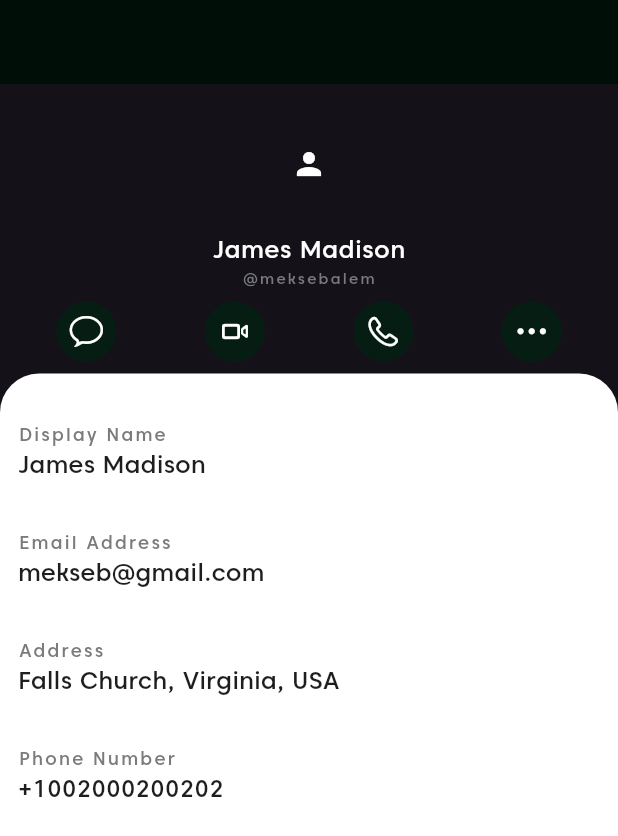
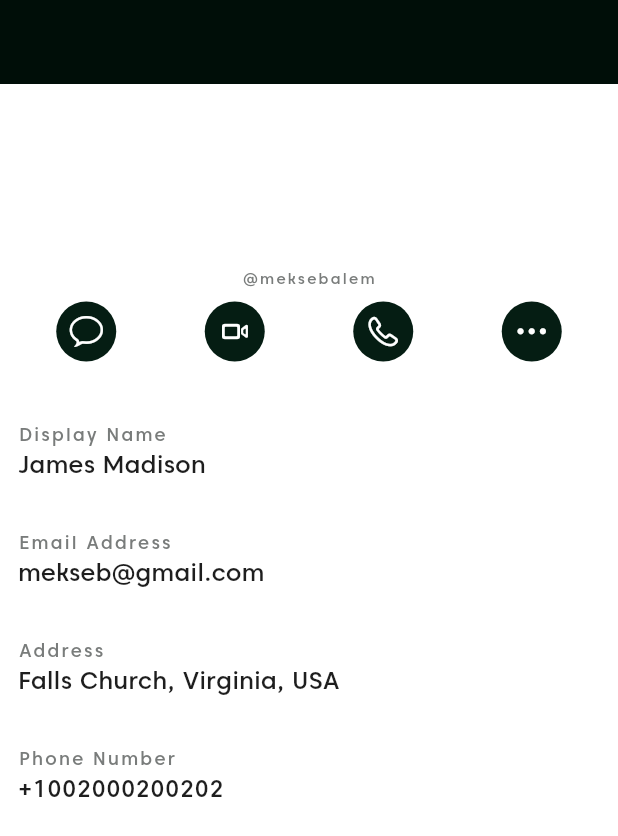
Before and after one commit to ale-russ/habesha_dating, a Flutter app: the AccountPage screen opened by its route, on a phone screen of 412 x 824 dp. Shown: the top 836 px of the screen. Run offline on Flutter 3.47's test engine with Material 3 defaults, Android fonts, the phone set to English and light mode, and no system bars; drawn by our look-alikes of cached_network_image; our stand-ins replace file_picker, flutter_riverpod, flutter_svg, get, go_router, hive_flutter and 7 more; accounts and stored records are empty; network calls fail.

Commit message:
saving changes

```diff
--- a/habesha_dating/lib/themes/app_theme.dart
+++ b/habesha_dating/lib/themes/app_theme.dart
@@ -3,7 +3,8 @@ import 'package:flutter/material.dart';
 import 'app_colors.dart';
 
 class AppThemes {
-  static ThemeData get light => ThemeData.dark().copyWith(
+  static final light = ThemeData(
+    useMaterial3: true,
     primaryColor: AppColors.primaryLightColor,
     colorScheme: const ColorScheme.light(
       brightness: Brightness.light,
@@ -133,11 +134,11 @@ class AppThemes {
     ),
     splashColor: Colors.transparent,
     highlightColor: Colors.transparent,
-        // fontFamily: 'Caros',
+    fontFamily: 'Caros',
   );
 
   // static final darkTheme = ThemeData(
-  static ThemeData get dark => ThemeData.dark().copyWith(
+  static final dark = ThemeData(
     primaryColor: AppColors.primaryDarkColor,
     colorScheme: const ColorScheme.dark(
       brightness: Brightness.dark,
@@ -245,20 +246,20 @@ class AppThemes {
       errorBorder: UnderlineInputBorder(
           borderSide: BorderSide(color: AppColors.lightErrorColor)),
       border: UnderlineInputBorder(
-            borderSide: BorderSide(
-                color: AppColors.passwordBorderDarkColor, width: 0.5),
+        borderSide:
+            BorderSide(color: AppColors.passwordBorderDarkColor, width: 0.5),
       ),
       focusedBorder: UnderlineInputBorder(
-            borderSide: BorderSide(
-                color: AppColors.passwordBorderDarkColor, width: 0.5),
+        borderSide:
+            BorderSide(color: AppColors.passwordBorderDarkColor, width: 0.5),
       ),
       enabledBorder: UnderlineInputBorder(
-            borderSide: BorderSide(
-                color: AppColors.passwordBorderDarkColor, width: 0.5),
+        borderSide:
+            BorderSide(color: AppColors.passwordBorderDarkColor, width: 0.5),
       ),
     ),
     splashColor: Colors.transparent,
     highlightColor: Colors.transparent,
-        //  fontFamily: 'Caros'
+    fontFamily: 'Caros',
   );
 }
```
Also changed, not shown: habesha_dating/lib/screens/home/contacts_page.dart (+6 -3 lines). Lines whose indentation alone changed are shown as unchanged.
